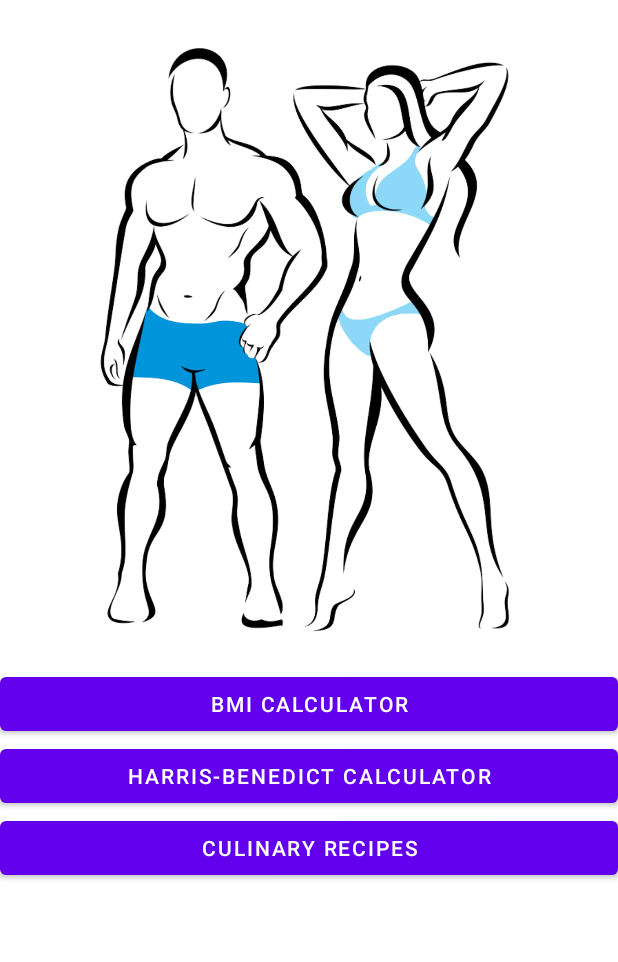
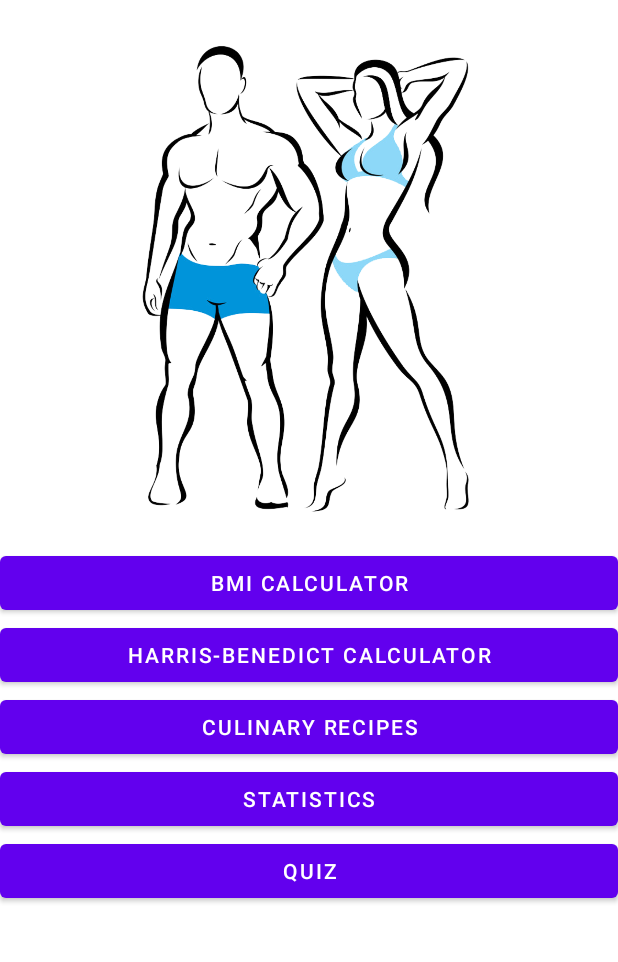
Before and after one commit to s16315/lifestyle, an Android app: the screen it shows after launch (MainActivity), on a phone screen of 412 x 824 dp, the part 151-1113 px from its top. Run offline under Robolectric (Android 15) with nearby library versions, the phone set to English and light mode, and no system bars.

Commit message:
main activity fixed

```diff
--- a/app/src/main/AndroidManifest.xml
+++ b/app/src/main/AndroidManifest.xml
@@ -3,7 +3,7 @@
     package="com.example.lifestyle">
 
     <application
-        android:allowBackup="false"
+        android:allowBackup="true"
         android:icon="@mipmap/ic_launcher"
         android:label="@string/app_name"
         android:roundIcon="@mipmap/ic_launcher_round"
--- a/app/src/main/java/com/example/lifestyle/MainActivity.kt
+++ b/app/src/main/java/com/example/lifestyle/MainActivity.kt
@@ -21,5 +21,11 @@ class MainActivity : AppCompatActivity() {
             val intent = Intent(this, RmiActivity::class.java)
             startActivity(intent)
         }
+        findViewById<Button>(R.id.main_button_chart).setOnClickListener{
+            val intent = Intent(this, ActivityChart::class.java)
+            startActivity(intent)
+        }
+
+
     }
 }
--- a/app/src/main/res/layout/activity_main.xml
+++ b/app/src/main/res/layout/activity_main.xml
@@ -29,7 +29,7 @@
         <ImageView
             android:id="@+id/imageView"
             android:layout_width="wrap_content"
-            android:layout_height="400dp"
+            android:layout_height="319dp"
             android:layout_marginTop="15dp"
             android:layout_marginBottom="20dp"
             android:contentDescription="@string/app_name"
@@ -57,6 +57,19 @@
                 android:layout_width="match_parent"
                 android:layout_height="wrap_content"
                 android:text="@string/landing_button_culinary_recipes" />
+
+            <Button
+                android:id="@+id/main_button_chart"
+                android:layout_width="match_parent"
+                android:layout_height="wrap_content"
+                android:text="@string/landing_button_charts" />
+
+            <Button
+                android:id="@+id/main_button_quiz"
+                android:layout_width="match_parent"
+                android:layout_height="wrap_content"
+                android:text="@string/landing_button_quiz" />
+
         </LinearLayout>
     </LinearLayout>
 
--- a/app/src/main/res/values/strings.xml
+++ b/app/src/main/res/values/strings.xml
@@ -2,6 +2,8 @@
     <string name="landing_button_calculate_bmi">BMI Calculator</string>
     <string name="landing_button_calculate_hb">Harris-Benedict Calculator</string>
     <string name="landing_button_culinary_recipes">Culinary recipes</string>
+    <string name="landing_button_charts">Statistics</string>
+    <string name="landing_button_quiz">Quiz</string>
     <string name="app_name">Body coach</string>
     <string name="text_bmi_result_title">Your Body Mass Index</string>
     <string name="input_hint_weight">Weight in kilograms</string>
@@ -56,5 +58,9 @@
         <item>Pomidorki umyj, przekrój na cztery części, umieść w misce z sosem, dodaj porwane listki rukoli, szczypior i plastry sera, całość dokładnie wymieszaj. Sałatkę podawaj posypaną grzankami z wierzchu.\</item>
     </string-array>
 
+    <string name="chart1_1">Overweight</string>
+    <string name="chart1_2">Obese</string>
+    <string name="chart1_3">Slim-normal</string>
+
 
 </resources>
--- a/gradle.properties
+++ b/gradle.properties
@@ -15,5 +15,6 @@ org.gradle.jvmargs=-Xmx2048m -Dfile.encoding=UTF-8
 # Android operating system, and which are packaged with your app"s APK
 # https://developer.android.com/topic/libraries/support-library/androidx-rn
 android.useAndroidX=true
+android.enableJetifier=true
 # Kotlin code style for this project: "official" or "obsolete":
 kotlin.code.style=official
```
Also changed, not shown: app/src/main/java/com/example/lifestyle/ActivityChart.kt (+6 -8 lines), 1 other file.
